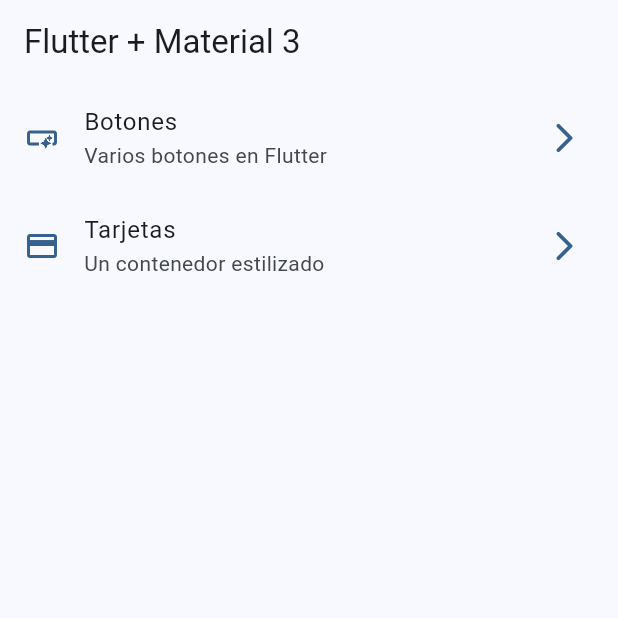
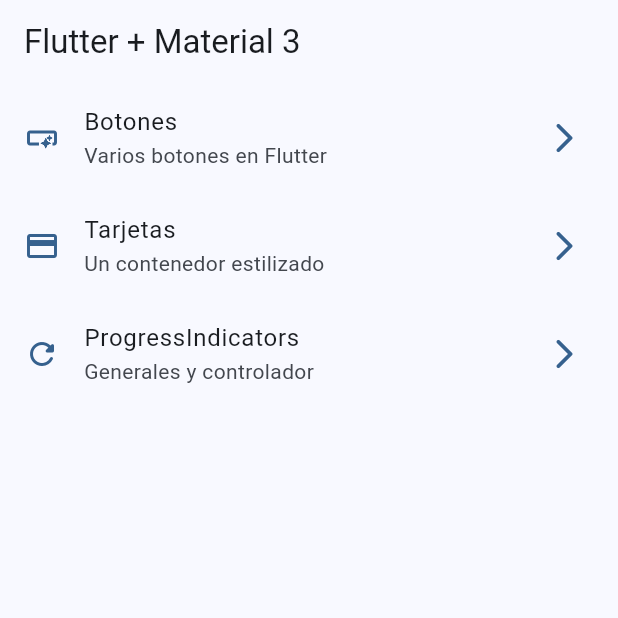
Before and after one commit to ortizjulian/widgets_app, a Flutter app: the screen it shows after launch, on a phone screen of 412 x 824 dp, the top half of it. Run offline on Flutter 3.47's test engine with Material 3 defaults, Android fonts, the phone set to English and light mode, and no system bars; our stand-ins replace go_router.

Commit message:
progress indicator finished

```diff
--- a/lib/config/menu/menu_items.dart
+++ b/lib/config/menu/menu_items.dart
@@ -26,5 +26,11 @@ const appMenuTiems = <MenuItem>[
     subtitle: 'Un contenedor estilizado',
     link: '/cards',
     icon: Icons.credit_card,
-  )
+  ),
+  MenuItem(
+    title: 'ProgressIndicators',
+    subtitle: 'Generales y controlador',
+    link: '/progress',
+    icon: Icons.refresh_rounded,
+  ),
 ];
--- a/lib/config/router/app_router.dart
+++ b/lib/config/router/app_router.dart
@@ -18,5 +18,10 @@ final appRouter = GoRouter(
       name: CardsScreen.name,
       builder: (context, state) => const CardsScreen(),
     ),
+    GoRoute(
+      path: '/progress',
+      name: ProgressScreen.name,
+      builder: (context, state) => const ProgressScreen(),
+    ),
   ],
 );
```
Also changed, not shown: lib/presentation/screens/progress/progress_screen.dart (+78 -1 lines).
